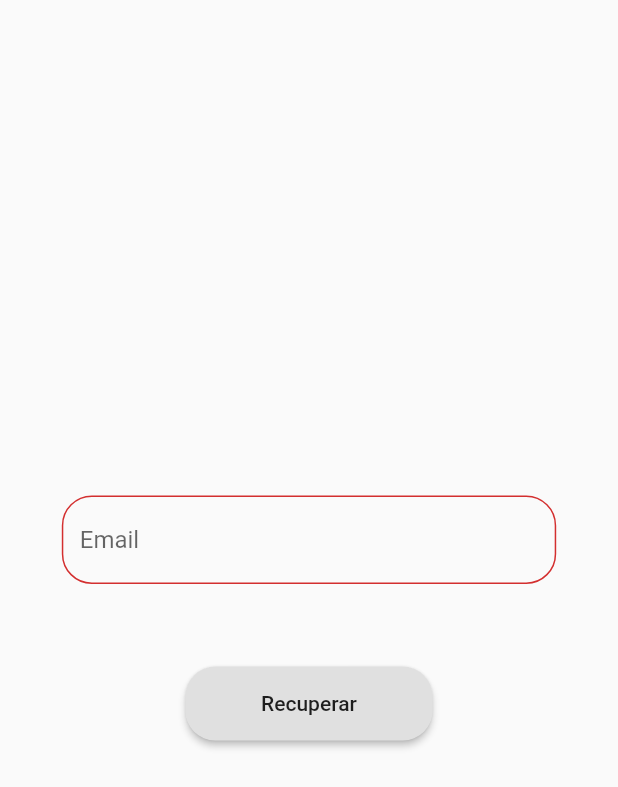
After one commit to zitske/communityforms, a Flutter app: the RecoverScreen screen opened directly, after a tap on "Recuperar", on a phone screen of 412 x 824 dp. The commit adds this screen. Shown: the top 787 px of the screen. Run offline on Flutter 3.47's test engine with Material 2 defaults, Android fonts, the phone set to English and light mode, and no system bars; our stand-ins replace animated_bottom_navigation_bar, cloud_firestore, dynamic_theme, email_validator, firebase_auth, firebase_core and 2 more; missing offline and left inert: qr_mobile_vision; accounts and stored records are empty; network calls fail.

Commit message:
Organization 1

```diff
--- /dev/null
+++ b/lib/app/screens/logreg/components/recover.dart
@@ -0,0 +1,141 @@
+import 'package:flutter/material.dart';
+import 'package:flutter_app/app/screens/logreg/login_screen.dart';
+import 'package:firebase_auth/firebase_auth.dart';
+
+import 'logreg_drawer.dart';
+
+class RecoverScreen extends StatefulWidget {
+  @override
+  _RecoverScreenState createState() => _RecoverScreenState();
+}
+
+class _RecoverScreenState extends State<RecoverScreen> {
+  @override
+  Widget build(BuildContext context) {
+    final FirebaseAuth _auth = FirebaseAuth.instance;
+    final _email = TextEditingController();
+    String emailvalidadeerror = "";
+    bool _emailvalidate = true;
+    double width = MediaQuery.of(context).size.width;
+    double height = MediaQuery.of(context).size.height;
+
+    String getFirebaseAuthExceptions(String code) {
+      switch (code) {
+        case "user-not-found":
+          return "Usuario nao cadastrado";
+
+        case "WRONG_PASSWORD":
+          return "Your password is wrong.";
+
+        case "SER_NOT_FOUND":
+          return "User with this email doesn't exist.";
+
+        case "USER_DISABLED":
+          return "User with this email has been disabled.";
+
+        case "TOO_MANY_REQUESTS":
+          return "Muitas tentativas. Tente mais tarde.";
+
+        case "OPERATION_NOT_ALLOWED":
+          return "Signing in with Email and Password is not enabled.";
+
+        default:
+          return 'Erro desconhecido';
+      }
+    }
+
+    void _recover(String email) async {
+      try {
+        await _auth.sendPasswordResetEmail(email: _email.text);
+        showAlertDialog(context);
+      } on FirebaseAuthException catch (e) {
+        debugPrint(getFirebaseAuthExceptions(e.code));
+        setState(() {
+          emailvalidadeerror = getFirebaseAuthExceptions(e.code);
+          _emailvalidate = false;
+        });
+      }
+    }
+
+    return Scaffold(
+        body: Center(
+      child: Column(
+        mainAxisAlignment: MainAxisAlignment.center,
+        children: [
+          Container(
+            color: Theme.of(context).canvasColor,
+            width: width * 0.8,
+            //height: height * 0.05,
+            child: TextField(
+              controller: _email,
+              autocorrect: false,
+              enableSuggestions: false,
+              keyboardType: TextInputType.emailAddress,
+              textAlignVertical: TextAlignVertical.center,
+              textInputAction: TextInputAction.next,
+              decoration: InputDecoration(
+                  border: OutlineInputBorder(
+                    borderRadius: BorderRadius.circular(20.0),
+                    borderSide: BorderSide(color: Colors.red, width: 5.0),
+                  ),
+                  errorText: _emailvalidate ? '$emailvalidadeerror' : null,
+                  hintText: 'Email'),
+            ),
+          ),
+          SizedBox(
+            height: height * 0.04,
+          ),
+          Container(
+            height: height * 0.06,
+            width: width * 0.4,
+            child: Center(
+              child: RaisedButton(
+                color: Theme.of(context).buttonColor,
+                shape: RoundedRectangleBorder(
+                  borderRadius: BorderRadius.circular(20.0),
+                ),
+                onPressed: () {
+                  setState(
+                    () {
+                      _recover(_email.text);
+                    },
+                  );
+                },
+                child: Center(child: Text("Recuperar")),
+              ),
+            ),
+          ),
+        ],
+      ),
+    ));
+  }
+}
+
+showAlertDialog(BuildContext context) {
+  // set up the button
+  Widget okButton = FlatButton(
+    child: Text("OK"),
+    onPressed: () {
+      Navigator.push(
+          context, MaterialPageRoute(builder: (context) => LogRegDrawer()));
+    },
+  );
+
+  // set up the AlertDialog
+  AlertDialog alert = AlertDialog(
+    title: Text("Sucesso!"),
+    content: Text(
+        "Voce recebera um email com as intrucoes para a recuperacao da senha."),
+    actions: [
+      okButton,
+    ],
+  );
+
+  // show the dialog
+  showDialog(
+    context: context,
+    builder: (BuildContext context) {
+      return alert;
+    },
+  );
+}
```
Also changed, not shown: lib/app/screens/deviceAdd/deviceconfig.dart (added, +13 -0 lines), lib/app/screens/deviceAdd/qrReader.dart (added, +63 -0 lines), lib/app/screens/home/home_screen.dart (added, +101 -0 lines), lib/app/screens/logreg/components/logreg_drawer.dart (+91 -41 lines), lib/app/screens/logreg/login_screen.dart (+17 -8 lines), pubspec.yaml (+9 -4 lines), pubspec.lock, 17 other files.
